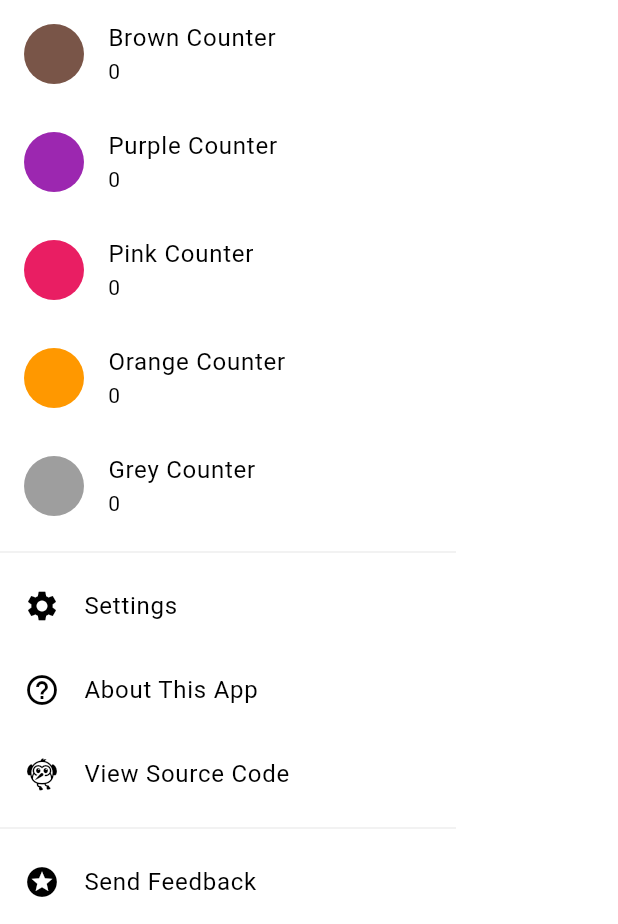
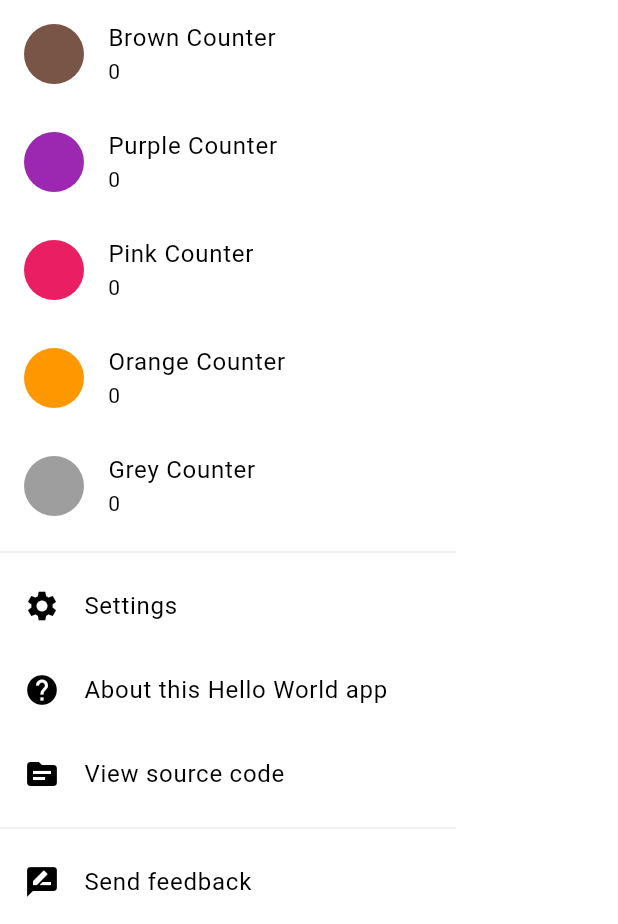
Before and after one commit to Appliberated/hello_world_counters, a Flutter app: the CountersDrawer widget shown alone on an empty page, opened directly with empty values, scrolled down 288 dp, on a phone screen of 412 x 824 dp, the part 312-1236 px from its top. Run offline on Flutter 3.47's test engine with Material 3 defaults, Android fonts, the phone set to English and light mode, and no system bars; our stand-ins replace share_plus, shared_preferences; accounts and stored records are empty.

Commit message:
Improve app drawer

```diff
--- a/lib/common/strings.dart
+++ b/lib/common/strings.dart
@@ -16,9 +16,9 @@ const String appName = 'Hello World Counters';
 
 const String drawerTitle = appName;
 const String settingsItemTitle = 'Settings';
-const String aboutItemTitle = 'About This App';
-const String viewSourceItemTitle = 'View Source Code';
-const String feedbackItemTitle = 'Send Feedback';
+const String aboutItemTitle = 'About this Hello World app';
+const String viewSourceItemTitle = 'View source code';
+const String feedbackItemTitle = 'Send feedback';
 
 const Map<MenuAction, String> menuActions = {
   MenuAction.reset: 'Reset counter',
--- a/lib/widgets/counters_drawer.dart
+++ b/lib/widgets/counters_drawer.dart
@@ -57,18 +57,18 @@ class CountersDrawer extends StatelessWidget {
               onTap: () => _onExtraActionTap(context, DrawerExtraActions.settings),
             ),
             ListTile(
-              leading: const Icon(Icons.help_outline),
+              leading: const Icon(Icons.help),
               title: const Text(strings.aboutItemTitle),
               onTap: () => _onExtraActionTap(context, DrawerExtraActions.about),
             ),
             ListTile(
-              leading: const Icon(Icons.flutter_dash),
+              leading: const Icon(Icons.source),
               title: const Text(strings.viewSourceItemTitle),
               onTap: () => _onExtraActionTap(context, DrawerExtraActions.viewSource),
             ),
             const Divider(),
             ListTile(
-              leading: const Icon(Icons.stars),
+              leading: const Icon(Icons.rate_review),
               title: const Text(strings.feedbackItemTitle),
               onTap: () => _onExtraActionTap(context, DrawerExtraActions.feedback),
             ),
```
Also changed, not shown: pubspec.yaml (+5 -5 lines), pubspec.lock.
